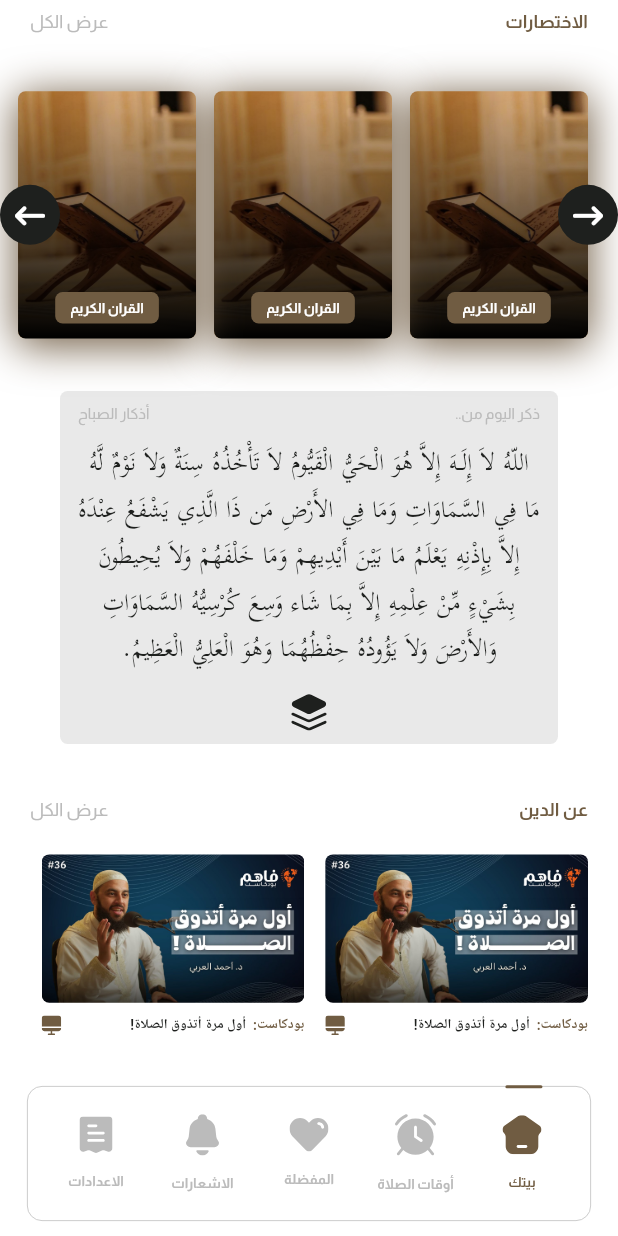
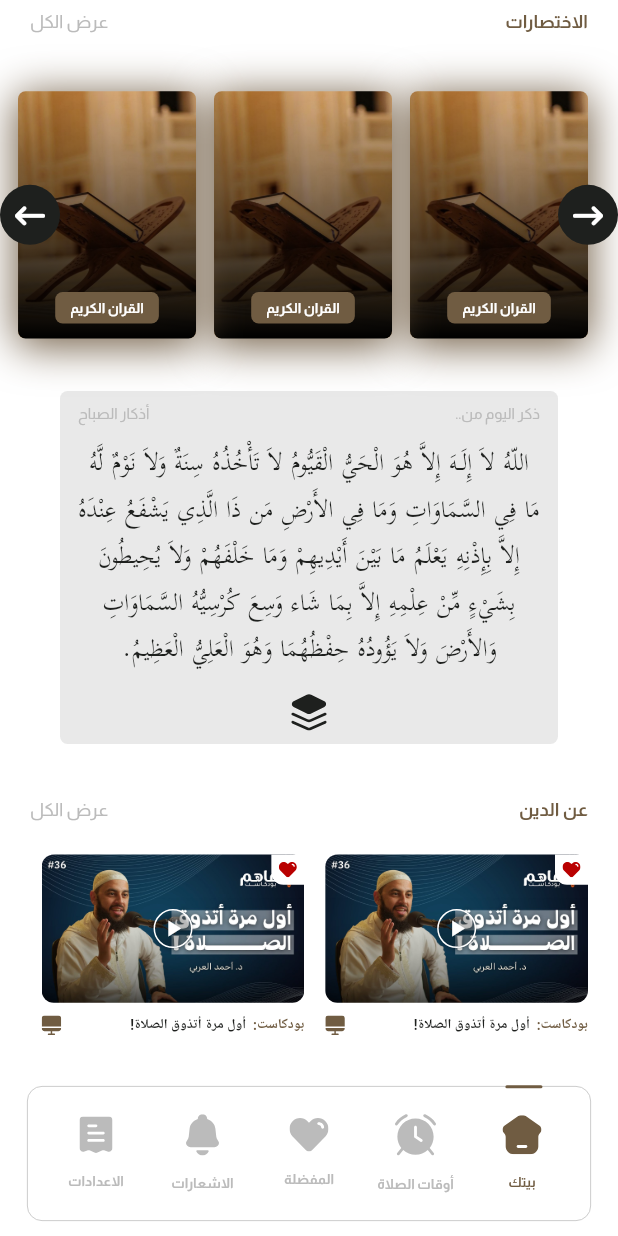
Before and after one commit to gelkomyy/fazakir, a Flutter app: the NavigationPage screen opened by its route, scrolled down 186 dp, on a phone screen of 412 x 824 dp. Run offline on Flutter 3.47's test engine with Material 3 defaults, Android fonts, the phone set to English and light mode, and no system bars; drawn by our look-alikes of flutter_bounceable; our stand-ins replace adhan, flutter_bloc, flutter_compass, flutter_svg, font_awesome_flutter, geolocator and 2 more; accounts and stored records are empty; project files that could hold a hidden picture were left out.

Commit message:
Refactor AboutReligionView and AboutReligionItem widgets
- Import necessary packages and widgets
- Add back button and search icon to the app bar
- Update the layout and design of AboutReligionItem widget
- Use Bounceable widget for better user experience
- Add width parameter to AboutReligionItem widget for better flexibility

```diff
--- a/lib/Features/home/presentation/views/widgets/about_religion_item.dart
+++ b/lib/Features/home/presentation/views/widgets/about_religion_item.dart
@@ -3,20 +3,26 @@ import 'package:fazakir/core/utils/app_colors.dart';
 import 'package:fazakir/core/utils/app_font_styles.dart';
 import 'package:fazakir/generated/l10n.dart';
 import 'package:flutter/material.dart';
+import 'package:flutter_bounceable/flutter_bounceable.dart';
 import 'package:flutter_svg/flutter_svg.dart';
 
 class AboutReligionItem extends StatelessWidget {
-  const AboutReligionItem({super.key});
-
+  const AboutReligionItem({super.key, this.width});
+  final double? width;
   @override
   Widget build(BuildContext context) {
-    return Column(
+    return Bounceable(
+      onTap: () {},
+      child: Column(
         mainAxisSize: MainAxisSize.min,
         crossAxisAlignment: CrossAxisAlignment.start,
         children: [
           SizedBox(
-          width: MediaQuery.sizeOf(context).width * 0.425,
-          child: AspectRatio(
+            width: width ?? MediaQuery.sizeOf(context).width * 0.425,
+            child: Stack(
+              alignment: AlignmentDirectional.topStart,
+              children: [
+                AspectRatio(
                   aspectRatio: 1.77,
                   child: Container(
                     decoration: const BoxDecoration(
@@ -25,15 +31,52 @@ class AboutReligionItem extends StatelessWidget {
                         fit: BoxFit.cover,
                       ),
                       borderRadius: BorderRadius.all(
-                  Radius.circular(5),
+                        Radius.circular(8),
+                      ),
+                    ),
+                    child: Center(
+                      child: Bounceable(
+                        child: Card(
+                          color: Colors.transparent,
+                          shape: const CircleBorder(
+                              side: BorderSide(color: Colors.white)),
+                          child: Padding(
+                            padding: EdgeInsets.all(width == null ? 4 : 6),
+                            child: Icon(
+                              Icons.play_arrow,
+                              color: Colors.white,
+                              size: width == null ? 18 : 32,
+                            ),
+                          ),
+                        ),
+                        onTap: () {},
                       ),
                     ),
                   ),
                 ),
+                Container(
+                  padding: EdgeInsets.all(width == null ? 5 : 8),
+                  decoration: const BoxDecoration(
+                    color: Colors.white,
+                    borderRadius: BorderRadiusDirectional.only(
+                      bottomEnd: Radius.circular(8),
+                    ),
+                  ),
+                  child: SvgPicture.asset(
+                    Assets.assetsImagesHeartBlackIconSvg,
+                    width: width == null ? 12 : 18,
+                    colorFilter: const ColorFilter.mode(
+                      AppColors.redColor,
+                      BlendMode.srcIn,
+                    ),
+                  ),
+                ),
+              ],
+            ),
           ),
           const SizedBox(height: 8),
           SizedBox(
-          width: MediaQuery.sizeOf(context).width * 0.425,
+            width: width ?? MediaQuery.sizeOf(context).width * 0.425,
             child: Row(
               mainAxisSize: MainAxisSize.min,
               mainAxisAlignment: MainAxisAlignment.spaceBetween,
@@ -44,12 +87,17 @@ class AboutReligionItem extends StatelessWidget {
                       children: [
                         TextSpan(
                           text: S.of(context).podcast,
-                        style: AppFontStyles.styleBold10(context)
+                          style: width == null
+                              ? AppFontStyles.styleBold10(context)
+                                  .copyWith(color: AppColors.primaryColor)
+                              : AppFontStyles.styleBold13(context)
                                   .copyWith(color: AppColors.primaryColor),
                         ),
                         TextSpan(
                           text: ' أول مرة أتذوق الصلاة!',
-                        style: AppFontStyles.styleBold10(context),
+                          style: width == null
+                              ? AppFontStyles.styleBold10(context)
+                              : AppFontStyles.styleBold13(context),
                         ),
                       ],
                     ),
@@ -61,13 +109,14 @@ class AboutReligionItem extends StatelessWidget {
                   ),
                   child: SvgPicture.asset(
                     Assets.assetsImagesScreenDisplayShapeSvg,
-                  width: 13,
+                    width: width == null ? 13 : 18,
                   ),
                 ),
               ],
             ),
           )
         ],
+      ),
     );
   }
 }
```
Also changed, not shown: lib/Features/about_religion/presentation/views/about_religion_view.dart (+47 -2 lines), lib/Features/about_religion/presentation/views/widgets/about_religion_view_body.dart (added, +28 -0 lines). Lines whose indentation alone changed are shown as unchanged.
